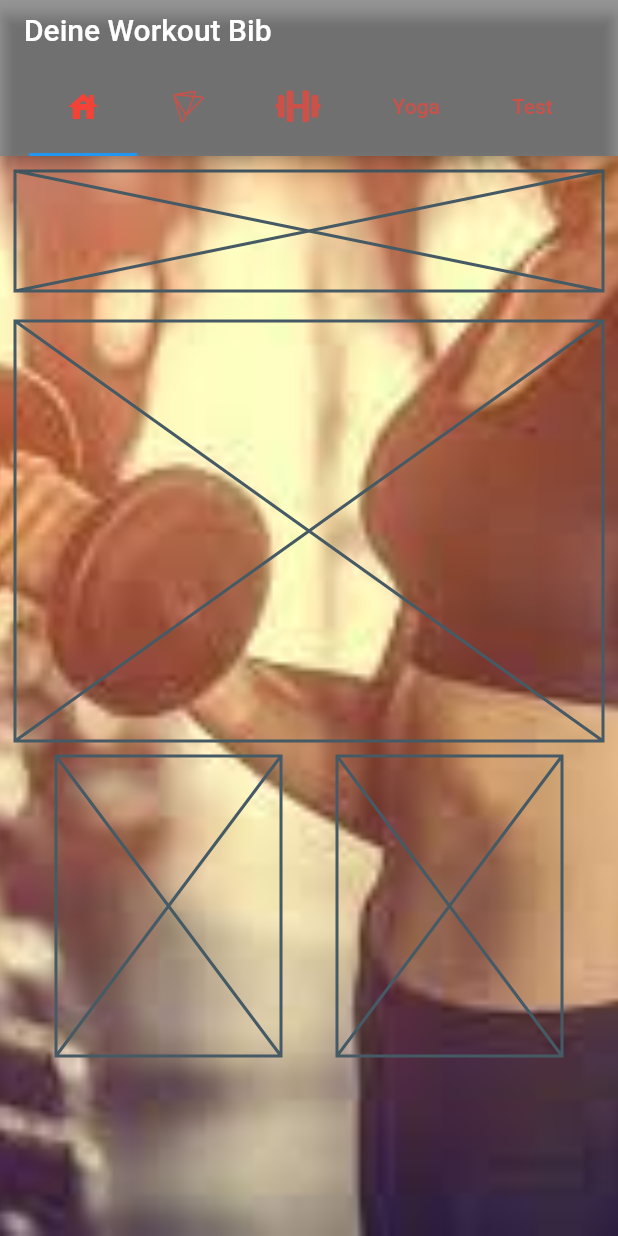
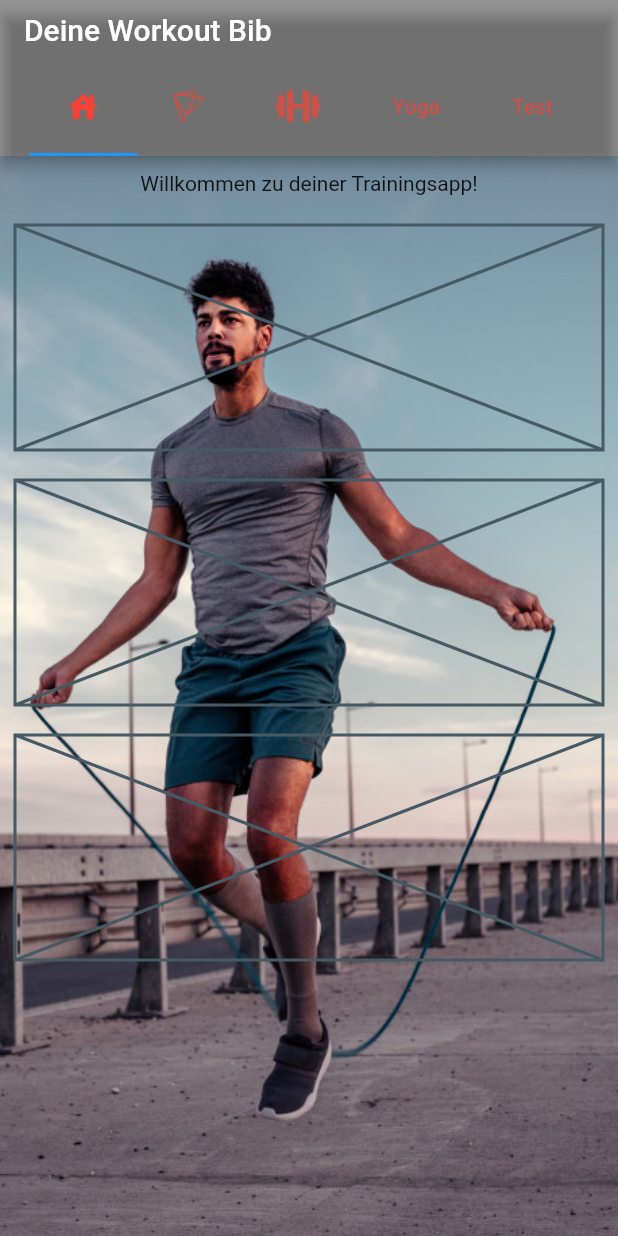
Before and after one commit to PascalWitzel/trainingsapp, a Flutter app: the screen it shows after launch, on a phone screen of 412 x 824 dp. Run offline on Flutter 3.47's test engine with Material 2 defaults, Android fonts, the phone set to English and light mode, and no system bars; our stand-ins replace font_awesome_flutter.

Commit message:
Background eingefügt

```diff
--- a/lib/Screens/h_screen.dart
+++ b/lib/Screens/h_screen.dart
@@ -10,7 +10,7 @@ class HScreen extends StatelessWidget {
       body: Container(
         decoration: BoxDecoration(
           image: DecorationImage(
-            image: AssetImage("assets/images/fittness.jpg"),
+            image: AssetImage("assets/images/seilspringen.jpeg"),
             fit: BoxFit.cover,
           ),
         ),
@@ -19,8 +19,8 @@ class HScreen extends StatelessWidget {
             Padding(
               padding: const EdgeInsets.all(10),
               child: Container(
-                child: Placeholder(
-                  fallbackHeight: 80,
+                child: Text(
+                  "Willkommen zu deiner Trainingsapp!"
                 ),
               ),
             ),
@@ -29,26 +29,28 @@ class HScreen extends StatelessWidget {
               padding: const EdgeInsets.all(10),
               child: Container(
                 child: Placeholder(
-                  fallbackHeight: 280,
+                  fallbackHeight: 150,
+                  fallbackWidth: 150,
                 ),
               ),
             ),
-            Row(
-              mainAxisAlignment: MainAxisAlignment.spaceEvenly,
-              children: [
-                Container(
+            Padding(
+              padding: const EdgeInsets.all(10),
+              child: Container(
                 child: Placeholder(
-                    fallbackHeight: 200,
+                  fallbackHeight: 150,
                   fallbackWidth: 150,
                 ),
               ),
-                Container(
+            ),
+            Padding(
+              padding: const EdgeInsets.all(10),
+              child: Container(
                 child: Placeholder(
-                    fallbackHeight: 200,
+                  fallbackHeight: 150,
                   fallbackWidth: 150,
                 ),
               ),
-              ],
             ),
           ],
         ),
--- a/lib/Screens/home_screen.dart
+++ b/lib/Screens/home_screen.dart
@@ -60,7 +60,7 @@ class HomeScreen extends StatelessWidget {
             KampfsportScreen(),
             FitnessScreen(),
             YogaScreen(),
-            TestScreen(),
+                TestScreen(),
           ],
         ),
       ),
```
Also changed, not shown: lib/Screens/fitness_screen.dart (+7 -1 lines), lib/Screens/kampfsport_screen.dart (+7 -1 lines), lib/Screens/yoga_screen.dart (+7 -1 lines). Lines whose indentation alone changed are shown as unchanged.
